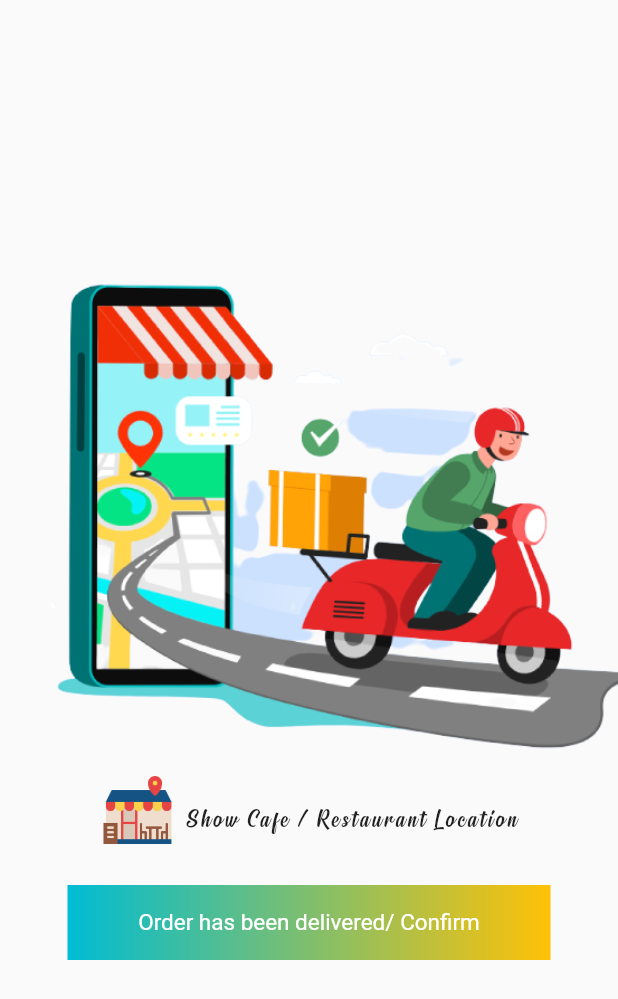
After one commit to Ikpambese/Riders-App, a Flutter app: the ParcelDeliveringScreen screen opened directly, after a tap on "Order has been delivered/ Confirm", on a phone screen of 412 x 824 dp. The commit adds this screen. Shown: the top 999 px of the screen. Run offline on Flutter 3.47's test engine with Material 2 defaults, Android fonts, the phone set to English and light mode, and no system bars; our stand-ins replace cloud_firestore, firebase_auth, firebase_core, firebase_storage, geocoding, geolocator and 2 more; accounts and stored records are empty.

Commit message:
rider piciking and delivering

```diff
--- /dev/null
+++ b/lib/assistant/get_current_location.dart
@@ -0,0 +1,26 @@
+import 'package:geocoding/geocoding.dart';
+import 'package:geolocator/geolocator.dart';
+
+import '../global/global.dart';
+
+class UserLocation {
+  getCurrentLocation() async {
+    permission = await Geolocator.requestPermission();
+
+    if (permission == LocationPermission.denied) {
+      permission = await Geolocator.requestPermission();
+    } else {
+      Position newPosition = await Geolocator.getCurrentPosition(
+        desiredAccuracy: LocationAccuracy.high,
+      );
+      position = newPosition;
+
+      placeMarks = await placemarkFromCoordinates(
+          position!.latitude, position!.longitude);
+      Placemark pMarks = placeMarks![0];
+
+      String completeAddress =
+          '${pMarks.subThoroughfare} ${pMarks.thoroughfare},${pMarks.subLocality} ${pMarks.locality},${pMarks.subAdministrativeArea},${pMarks.administrativeArea} ${pMarks.postalCode},${pMarks.country}';
+    }
+  }
+}
--- a/lib/global/global.dart
+++ b/lib/global/global.dart
@@ -1,6 +1,11 @@
 import 'package:firebase_auth/firebase_auth.dart';
+import 'package:geocoding/geocoding.dart';
+import 'package:geolocator/geolocator.dart';
 import 'package:shared_preferences/shared_preferences.dart';
 
 SharedPreferences? sharedPreferences;
-
 FirebaseAuth firebaseAuth = FirebaseAuth.instance;
+Position? position;
+List<Placemark>? placeMarks;
+LocationPermission? permission;
+String completeAddress = '';
--- /dev/null
+++ b/lib/screens/parcel_delivering.dart
@@ -0,0 +1,161 @@
+import 'package:cloud_firestore/cloud_firestore.dart';
+import 'package:flutter/material.dart';
+import 'package:food_riders_app/global/global.dart';
+import 'package:food_riders_app/splash/splash_screen.dart';
+
+import '../assistant/get_current_location.dart';
+import '../maps/map_utilities.dart';
+
+class ParcelDeliveringScreen extends StatefulWidget {
+  String? purchaserAddress;
+  String? purchaserId;
+  double? purchaserLat;
+  double? purchaserLng;
+  String? sellerId;
+  String? getOrderId;
+  ParcelDeliveringScreen(
+      {this.getOrderId,
+      this.purchaserAddress,
+      this.purchaserId,
+      this.purchaserLat,
+      this.purchaserLng,
+      this.sellerId});
+
+  @override
+  State<ParcelDeliveringScreen> createState() => _ParcelDeliveringScreenState();
+}
+
+class _ParcelDeliveringScreenState extends State<ParcelDeliveringScreen> {
+  confirmParcelHasBeenDelivered(getOrderId, sellerId, purchaserId,
+      purchaserAddress, purchaserLat, purchaserLng) {
+    FirebaseFirestore.instance.collection('orders').doc(getOrderId).update({
+      'status': 'ended',
+      'address': completeAddress,
+      'lat': position!.latitude,
+      'lng': position!.longitude,
+      'earnings': '' //pay per delivery
+    }).then((value) {
+      FirebaseFirestore.instance
+          .collection('riders')
+          .doc(sharedPreferences!.getString('uid'))
+          .update({
+        'earnings': '', // total rider earnings
+      }).then((value) {
+        FirebaseFirestore.instance
+            .collection('sellers')
+            .doc(widget.sellerId)
+            .update({
+          'earnings': '',
+        });
+      });
+    }).then((value) {
+      FirebaseFirestore.instance
+          .collection('users')
+          .doc(purchaserId)
+          .collection('orders')
+          .doc(getOrderId)
+          .update({
+        'status': 'ended',
+        'riderUID': sharedPreferences!.getString('uid'),
+      });
+    });
+
+    Navigator.push(
+      context,
+      MaterialPageRoute(
+        builder: (c) => const MySplashScreen(),
+      ),
+    );
+  }
+
+  @override
+  Widget build(BuildContext context) {
+    return Scaffold(
+      body: Column(
+          crossAxisAlignment: CrossAxisAlignment.center,
+          mainAxisAlignment: MainAxisAlignment.center,
+          children: [
+            Image.asset(
+              'images/confirm1.png',
+              // width: 50,
+            ),
+            const SizedBox(height: 5),
+            GestureDetector(
+              onTap: () {
+                // from rider towards seller
+                MapUtilities.luncMapFromSourceToDestination(
+                    position!.latitude,
+                    position!.longitude,
+                    widget.purchaserLat,
+                    widget.purchaserLng);
+              },
+              child: Row(
+                mainAxisAlignment: MainAxisAlignment.center,
+                children: [
+                  Image.asset('images/restaurant.png', width: 50),
+                  const SizedBox(width: 7),
+                  Column(
+                    children: const [
+                      SizedBox(
+                        height: 13,
+                      ),
+                      Text(
+                        'Show Cafe / Restaurant Location',
+                        style: TextStyle(
+                            fontFamily: 'Signatra',
+                            fontSize: 18,
+                            letterSpacing: 2),
+                      ),
+                    ],
+                  )
+                ],
+              ),
+            ),
+            const SizedBox(
+              height: 15,
+            ),
+            Padding(
+              padding: const EdgeInsets.all(10.0),
+              child: Center(
+                child: InkWell(
+                  onTap: () {
+                    // PICKED CONFIRM that rider has picked parcel from restuarant
+                    UserLocation uLocation = UserLocation(); // Rider location
+                    uLocation.getCurrentLocation();
+                    confirmParcelHasBeenDelivered(
+                      widget.getOrderId,
+                      widget.sellerId,
+                      widget.purchaserId,
+                      widget.purchaserAddress,
+                      widget.purchaserLat,
+                      widget.purchaserLng,
+                    );
+                  },
+                  child: Container(
+                    decoration: const BoxDecoration(
+                        gradient: LinearGradient(
+                      colors: [
+                        Colors.cyan,
+                        Colors.amber,
+                      ],
+                      begin: FractionalOffset(0.0, 0.0),
+                      end: FractionalOffset(1.0, 0.0),
+                      stops: [0.0, 1.0],
+                      tileMode: TileMode.clamp,
+                    )),
+                    width: MediaQuery.of(context).size.width - 90,
+                    height: 50,
+                    child: const Center(
+                      child: Text(
+                        "Order has been delivered/ Confirm",
+                        style: TextStyle(color: Colors.white, fontSize: 15.0),
+                      ),
+                    ),
+                  ),
+                ),
+              ),
+            ),
+          ]),
+    );
+  }
+}
--- a/pubspec.yaml
+++ b/pubspec.yaml
@@ -44,6 +44,7 @@ dependencies:
   image_picker: ^0.8.6
   geolocator: ^9.0.2
   geocoding: ^2.0.5
+  url_launcher: ^6.1.9
 
 
 dev_dependencies:
```
Also changed, not shown: lib/maps/map_utilities.dart (added, +24 -0 lines), lib/screens/home_screen.dart (+16 -0 lines), lib/screens/order_details_screen.dart (+29 -5 lines), lib/screens/parcel_in_progress_screen.dart (added, +69 -0 lines), lib/screens/parcel_picking_screen.dart (added, +158 -0 lines), lib/widget/shipment.dart (+85 -4 lines), pubspec.lock, 6 other files.
